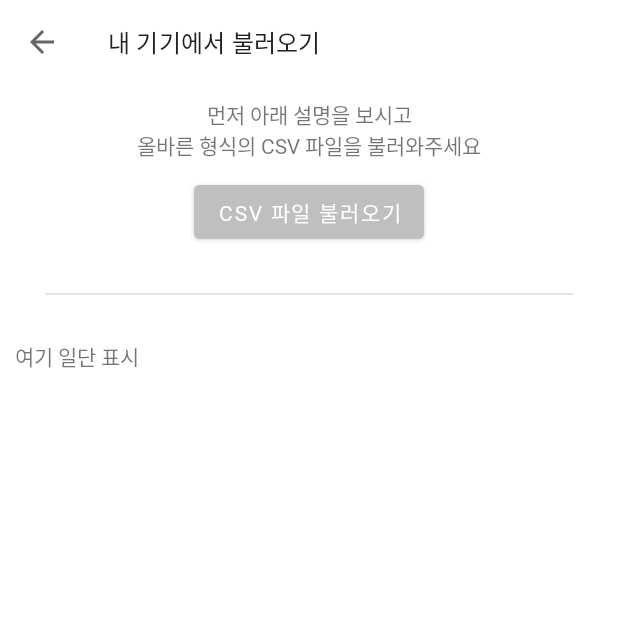
After one commit to wndudwkd003/StarVoca, an Android app: the CsvLoadActivity screen opened directly, with no data from a screen before it, on a phone screen of 412 x 824 dp, the top half of it. The commit adds this screen. Run offline under Robolectric (Android 15) with nearby library versions, the phone set to English and light mode, and no system bars.

Commit message:
csv 업데이트 1

```diff
--- /dev/null
+++ b/app/src/main/java/com/zynar/starvoca/info/CsvLoadActivity.java
@@ -0,0 +1,33 @@
+package com.zynar.starvoca.info;
+
+import androidx.appcompat.app.AppCompatActivity;
+
+import android.os.Bundle;
+
+import com.zynar.starvoca.AppCSVSupport;
+import com.zynar.starvoca.R;
+import com.zynar.starvoca.databinding.ActivityCsvLoadBinding;
+
+public class CsvLoadActivity extends AppCompatActivity {
+
+    private ActivityCsvLoadBinding mBinding;
+    @Override
+    protected void onCreate(Bundle savedInstanceState) {
+        super.onCreate(savedInstanceState);
+
+        mBinding = ActivityCsvLoadBinding.inflate(getLayoutInflater());
+        setContentView(mBinding.getRoot());
+
+        /* csv 로드 버튼 클릭 */
+        mBinding.btnLoadCsv.setOnClickListener(view -> {
+            loadCSV();
+        });
+    }
+
+    private void loadCSV() {
+        /* csv 로드 버튼 클릭 */
+        AppCSVSupport appCSVSupport = new AppCSVSupport();
+        appCSVSupport.setCsv(CsvLoadActivity.this);
+
+    }
+}
--- /dev/null
+++ b/app/src/main/res/layout/activity_csv_load.xml
@@ -0,0 +1,78 @@
+<?xml version="1.0" encoding="utf-8"?>
+<androidx.coordinatorlayout.widget.CoordinatorLayout xmlns:android="http://schemas.android.com/apk/res/android"
+    xmlns:app="http://schemas.android.com/apk/res-auto"
+    android:layout_width="match_parent"
+    android:layout_height="match_parent">
+
+    <com.google.android.material.appbar.AppBarLayout
+        android:id="@+id/appBarLayout2"
+        android:layout_width="match_parent"
+        android:layout_height="wrap_content"
+        app:liftOnScroll="true">
+
+        <com.google.android.material.appbar.MaterialToolbar
+            android:id="@+id/toolbar"
+            app:title="내 기기에서 불러오기"
+            style="@style/Widget.MaterialComponents.Toolbar.Surface"
+            android:layout_width="match_parent"
+            android:layout_height="wrap_content"
+            app:navigationIcon="?attr/homeAsUpIndicator"
+            app:titleTextAppearance="?attr/textAppearanceSubtitle1">
+
+        </com.google.android.material.appbar.MaterialToolbar>
+
+    </com.google.android.material.appbar.AppBarLayout>
+
+    <LinearLayout
+        android:padding="10dp"
+        app:layout_behavior="com.google.android.material.appbar.AppBarLayout$ScrollingViewBehavior"
+        android:layout_width="match_parent"
+        android:layout_height="match_parent"
+        android:orientation="vertical">
+
+        <TextView
+            android:fontFamily="@font/monoplex_medium"
+            android:gravity="center_horizontal"
+            android:text="먼저 아래 설명을 보시고\n올바른 형식의 CSV 파일을 불러와주세요"
+            android:layout_gravity="center_horizontal"
+            android:layout_width="wrap_content"
+            android:layout_height="wrap_content"
+            />
+
+        <Button
+            android:id="@+id/btn_load_csv"
+            android:layout_marginTop="10dp"
+            android:fontFamily="@font/monoplex_medium"
+            android:layout_gravity="center_horizontal"
+            android:backgroundTint="#BFBFBF"
+            android:textColor="@color/white"
+            app:layout_constraintTop_toTopOf="parent"
+            app:layout_constraintStart_toStartOf="parent"
+            app:layout_constraintEnd_toEndOf="parent"
+            android:layout_width="wrap_content"
+            android:layout_height="wrap_content"
+            android:text="CSV 파일 불러오기"/>
+
+        <View
+            app:layout_constraintTop_toBottomOf="@+id/tv_words_cnt_label"
+            android:id="@+id/view"
+            android:layout_width="match_parent"
+            android:layout_height="1dp"
+            android:layout_marginVertical="30dp"
+            android:layout_marginHorizontal="20dp"
+            android:background="#E4E4E4" />
+
+        <TextView
+            android:id="@+id/tv_tmp"
+            android:layout_width="wrap_content"
+            android:layout_height="wrap_content"
+            android:text="여기 일단 표시"/>
+
+
+
+
+
+    </LinearLayout>
+
+
+</androidx.coordinatorlayout.widget.CoordinatorLayout>
--- a/app/src/main/res/layout/fragment_info.xml
+++ b/app/src/main/res/layout/fragment_info.xml
@@ -104,8 +104,7 @@
                 android:layout_height="1dp"
                 android:layout_marginTop="30dp"
                 android:layout_marginHorizontal="20dp"
-                android:background="#E4E4E4"
-                tools:layout_editor_absoluteX="20dp" />
+                android:background="#E4E4E4" />
 
         </androidx.constraintlayout.widget.ConstraintLayout>
 
```
Also changed, not shown: app/src/main/AndroidManifest.xml (+13 -11 lines), app/src/main/java/com/zynar/starvoca/AppCSVSupport.java (added, +70 -0 lines), app/src/main/java/com/zynar/starvoca/info/InfoFragment.java (+18 -0 lines), app/src/main/java/com/zynar/starvoca/vocabulary/VocaItem.java (+11 -0 lines), app/src/main/java/com/zynar/starvoca/words/WordsItem.java (+13 -0 lines), app/src/main/res/raw/data.csv (added, +10 -0 lines).
